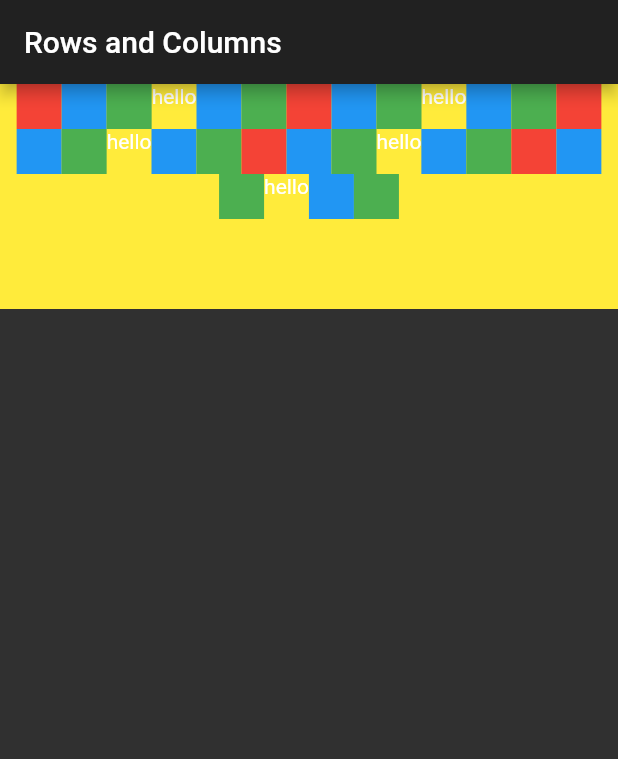
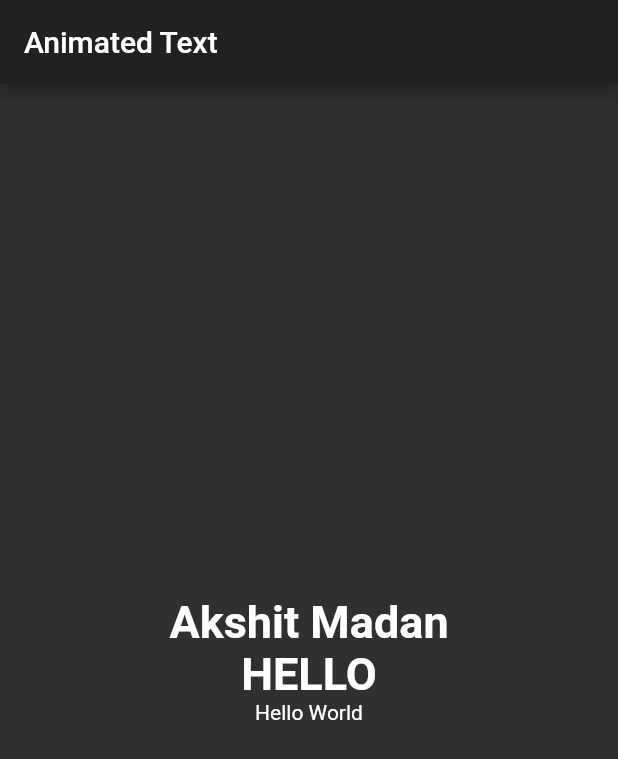
Before and after one commit to akmadan/flutter30days30widgets, a Flutter app: the screen it shows after launch, on a phone screen of 412 x 824 dp. Shown: the top 759 px of the screen. Run offline on Flutter 3.47's test engine with Material 2 defaults, Android fonts, the phone set to English and light mode, and no system bars; drawn by our look-alikes of animated_text_kit; our stand-ins replace cached_network_image.

Commit message:
animatedtext

```diff
--- a/lib/main.dart
+++ b/lib/main.dart
@@ -1,5 +1,7 @@
+import 'package:animated_text_kit/animated_text_kit.dart';
 import 'package:flutter/material.dart';
 import 'package:thirty_widgets/widgets/alert.dart';
+import 'package:thirty_widgets/widgets/animatedtext.dart';
 import 'package:thirty_widgets/widgets/bottomnav.dart';
 import 'package:thirty_widgets/widgets/dismissible.dart';
 import 'package:thirty_widgets/widgets/drawer.dart';
@@ -24,6 +26,6 @@ class MyApp extends StatelessWidget {
           brightness: Brightness.dark,
           primarySwatch: Colors.purple,
         ),
-        home: RowsCols());
+        home: AnimatedTextWidget());
   }
 }
--- /dev/null
+++ b/lib/widgets/animatedtext.dart
@@ -0,0 +1,78 @@
+import 'package:animated_text_kit/animated_text_kit.dart';
+import 'package:flutter/material.dart';
+
+class AnimatedTextWidget extends StatefulWidget {
+  const AnimatedTextWidget({Key? key}) : super(key: key);
+
+  @override
+  _AnimatedTextWidgetState createState() => _AnimatedTextWidgetState();
+}
+
+class _AnimatedTextWidgetState extends State<AnimatedTextWidget> {
+  @override
+  Widget build(BuildContext context) {
+    return Scaffold(
+      appBar: AppBar(title: Text('Animated Text')),
+      body: Center(
+          child: Column(
+        mainAxisAlignment: MainAxisAlignment.center,
+        children: [
+          AnimatedTextKit(
+            animatedTexts: [
+              TypewriterAnimatedText(
+                'Akshit Madan',
+                textStyle: const TextStyle(
+                  fontSize: 30.0,
+                  fontWeight: FontWeight.bold,
+                ),
+                speed: const Duration(milliseconds: 100),
+              ),
+            ],
+            totalRepeatCount: 4,
+            pause: const Duration(milliseconds: 200),
+            displayFullTextOnTap: true,
+            stopPauseOnTap: true,
+          ),
+          AnimatedTextKit(
+            animatedTexts: [
+              RotateAnimatedText(
+                'HELLO',
+                textStyle: const TextStyle(
+                  fontSize: 30.0,
+                  fontWeight: FontWeight.bold,
+                ),
+              ),
+              RotateAnimatedText(
+                'BEAUTIFUL',
+                textStyle: const TextStyle(
+                  fontSize: 30.0,
+                  fontWeight: FontWeight.bold,
+                ),
+              ),
+              RotateAnimatedText(
+                'WORLD',
+                textStyle: const TextStyle(
+                  fontSize: 30.0,
+                  fontWeight: FontWeight.bold,
+                ),
+              ),
+            ],
+            onTap: () {
+              print("Tap Event");
+            },
+          ),
+          AnimatedTextKit(
+            animatedTexts: [
+              WavyAnimatedText('Hello World'),
+              WavyAnimatedText('Look at the waves'),
+            ],
+            isRepeatingAnimation: true,
+            onTap: () {
+              print("Tap Event");
+            },
+          ),
+        ],
+      )),
+    );
+  }
+}
--- a/pubspec.yaml
+++ b/pubspec.yaml
@@ -24,7 +24,7 @@ dependencies:
   flutter:
     sdk: flutter
   cached_network_image:
-  motion_tab_bar:
+  animated_text_kit: ^4.2.1
 
 
   # The following adds the Cupertino Icons font to your application.
```
Also changed, not shown: pubspec.lock.
